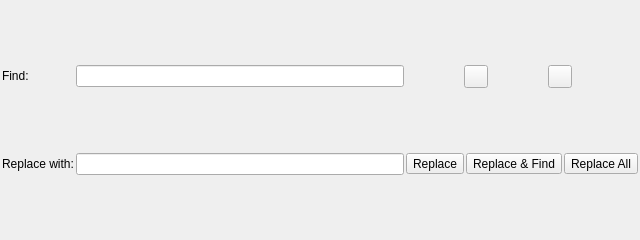
This is src/plugins/widget/Editor/src/editorfindreplacewidget.ui in opencor/opencor as Qt 5 draws it before an edit. The edited form follows.
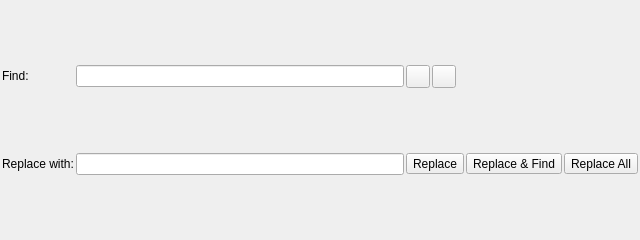
This is the edited form. Icons and pictures are not drawn.

Commit message: Some work towards supporting find/replace in our QScintilla-based widget (#261).

```diff
--- a/src/plugins/widget/Editor/src/editorfindreplacewidget.ui
+++ b/src/plugins/widget/Editor/src/editorfindreplacewidget.ui
@@ -141,6 +141,12 @@
        <property name="orientation">
         <enum>Qt::Horizontal</enum>
        </property>
+       <property name="sizeHint" stdset="0">
+        <size>
+         <width>0</width>
+         <height>0</height>
+        </size>
+       </property>
       </spacer>
      </item>
     </layout>
```
Left out of the diff: 4 changed lines with no effect on the pictures. The commit also changes 2 other files.
